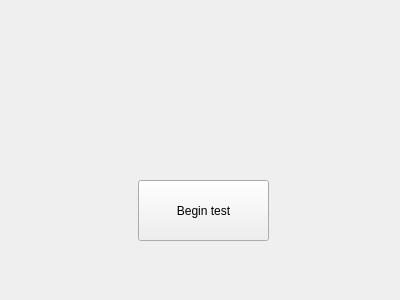
This is src/Widgets/btcguitest.ui in tuttleorbuttle/Moneychanger as Qt 5 draws it before an edit. The edited form follows.
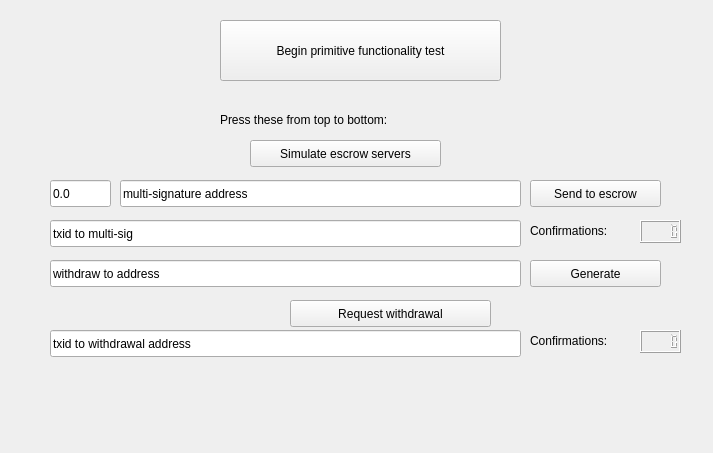
This is the edited form.

Commit message: expanded bitcoin gui to prepare for escrow demonstration

What changed in the file:
```diff
--- a/src/Widgets/btcguitest.ui
+++ b/src/Widgets/btcguitest.ui
@@ -6,8 +6,8 @@
    <rect>
     <x>0</x>
     <y>0</y>
-    <width>400</width>
-    <height>300</height>
+    <width>713</width>
+    <height>453</height>
    </rect>
   </property>
   <property name="windowTitle">
@@ -16,14 +16,193 @@
   <widget class="QPushButton" name="testButton">
    <property name="geometry">
     <rect>
-     <x>138</x>
-     <y>180</y>
-     <width>131</width>
+     <x>220</x>
+     <y>20</y>
+     <width>281</width>
      <height>61</height>
     </rect>
    </property>
    <property name="text">
-    <string>Begin test</string>
+    <string>Begin primitive functionality test</string>
+   </property>
+  </widget>
+  <widget class="QPushButton" name="simulateEscrSrvrsButton">
+   <property name="geometry">
+    <rect>
+     <x>250</x>
+     <y>140</y>
+     <width>191</width>
+     <height>27</height>
+    </rect>
+   </property>
+   <property name="text">
+    <string>Simulate escrow servers</string>
+   </property>
+  </widget>
+  <widget class="QPushButton" name="sendToEscrButton">
+   <property name="geometry">
+    <rect>
+     <x>530</x>
+     <y>180</y>
+     <width>131</width>
+     <height>27</height>
+    </rect>
+   </property>
+   <property name="text">
+    <string>Send to escrow</string>
+   </property>
+  </widget>
+  <widget class="QLineEdit" name="txidToEscrEdit">
+   <property name="geometry">
+    <rect>
+     <x>50</x>
+     <y>220</y>
+     <width>471</width>
+     <height>27</height>
+    </rect>
+   </property>
+   <property name="text">
+    <string>txid to multi-sig</string>
+   </property>
+  </widget>
+  <widget class="QLineEdit" name="amountToEscrEdit">
+   <property name="geometry">
+    <rect>
+     <x>50</x>
+     <y>180</y>
+     <width>61</width>
+     <height>27</height>
+    </rect>
+   </property>
+   <property name="inputMethodHints">
+    <set>Qt::ImhFormattedNumbersOnly|Qt::ImhPreferNumbers</set>
+   </property>
+   <property name="text">
+    <string>0.0</string>
+   </property>
+  </widget>
+  <widget class="QLineEdit" name="addrToEscrEdit">
+   <property name="geometry">
+    <rect>
+     <x>120</x>
+     <y>180</y>
+     <width>401</width>
+     <height>27</height>
+    </rect>
+   </property>
+   <property name="text">
+    <string>multi-signature address</string>
+   </property>
+  </widget>
+  <widget class="QLabel" name="label">
+   <property name="geometry">
+    <rect>
+     <x>530</x>
+     <y>220</y>
+     <width>101</width>
+     <height>21</height>
+    </rect>
+   </property>
+   <property name="text">
+    <string>Confirmations:</string>
+   </property>
+  </widget>
+  <widget class="QLCDNumber" name="confToEscrNumber">
+   <property name="geometry">
+    <rect>
+     <x>640</x>
+     <y>220</y>
+     <width>41</width>
+     <height>23</height>
+    </rect>
+   </property>
+  </widget>
+  <widget class="QPushButton" name="genWithdrAddrButton">
+   <property name="geometry">
+    <rect>
+     <x>530</x>
+     <y>260</y>
+     <width>131</width>
+     <height>27</height>
+    </rect>
+   </property>
+   <property name="text">
+    <string>Generate</string>
+   </property>
+  </widget>
+  <widget class="QLineEdit" name="withdrawAddrEdit">
+   <property name="geometry">
+    <rect>
+     <x>50</x>
+     <y>260</y>
+     <width>471</width>
+     <height>27</height>
+    </rect>
+   </property>
+   <property name="text">
+    <string>withdraw to address</string>
+   </property>
+  </widget>
+  <widget class="QPushButton" name="reqWithdrButton">
+   <property name="geometry">
+    <rect>
+     <x>290</x>
+     <y>300</y>
+     <width>201</width>
+     <height>27</height>
+    </rect>
+   </property>
+   <property name="text">
+    <string>Request withdrawal</string>
+   </property>
+  </widget>
+  <widget class="QLineEdit" name="txidWithdrEdit">
+   <property name="geometry">
+    <rect>
+     <x>50</x>
+     <y>330</y>
+     <width>471</width>
+     <height>27</height>
+    </rect>
+   </property>
+   <property name="text">
+    <string>txid to withdrawal address</string>
+   </property>
+  </widget>
+  <widget class="QLCDNumber" name="confToWithdrNumber">
+   <property name="geometry">
+    <rect>
+     <x>640</x>
+     <y>330</y>
+     <width>41</width>
+     <height>23</height>
+    </rect>
+   </property>
+  </widget>
+  <widget class="QLabel" name="label_2">
+   <property name="geometry">
+    <rect>
+     <x>530</x>
+     <y>330</y>
+     <width>101</width>
+     <height>21</height>
+    </rect>
+   </property>
+   <property name="text">
+    <string>Confirmations:</string>
+   </property>
+  </widget>
+  <widget class="QLabel" name="label_3">
+   <property name="geometry">
+    <rect>
+     <x>220</x>
+     <y>110</y>
+     <width>231</width>
+     <height>20</height>
+    </rect>
+   </property>
+   <property name="text">
+    <string>Press these from top to bottom:</string>
    </property>
   </widget>
  </widget>
```
Left out of the diff: 2 changed lines with no effect on the pictures. The commit also changes 2 other files.
